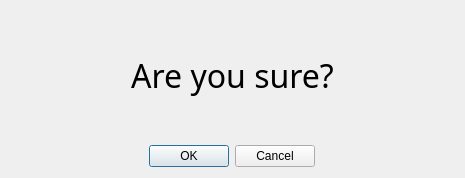
jonahmajumder/flash, file confirmdelete.ui: the form before one commit.
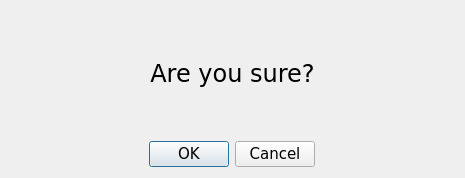
The form after the commit.

Patch:
```diff
--- a/confirmdelete.ui
+++ b/confirmdelete.ui
@@ -20,8 +20,8 @@
       <widget class="QLabel" name="messageLabel">
        <property name="font">
         <font>
-         <family>Adobe Arabic</family>
-         <pointsize>24</pointsize>
+         <family>Verdana</family>
+         <pointsize>18</pointsize>
         </font>
        </property>
        <property name="text">
@@ -36,6 +36,12 @@
       <layout class="QHBoxLayout" name="buttonHLayout">
        <item alignment="Qt::AlignHCenter">
         <widget class="QDialogButtonBox" name="buttonDialog">
+         <property name="font">
+          <font>
+           <family>Verdana</family>
+           <pointsize>11</pointsize>
+          </font>
+         </property>
          <property name="orientation">
           <enum>Qt::Horizontal</enum>
          </property>
```
